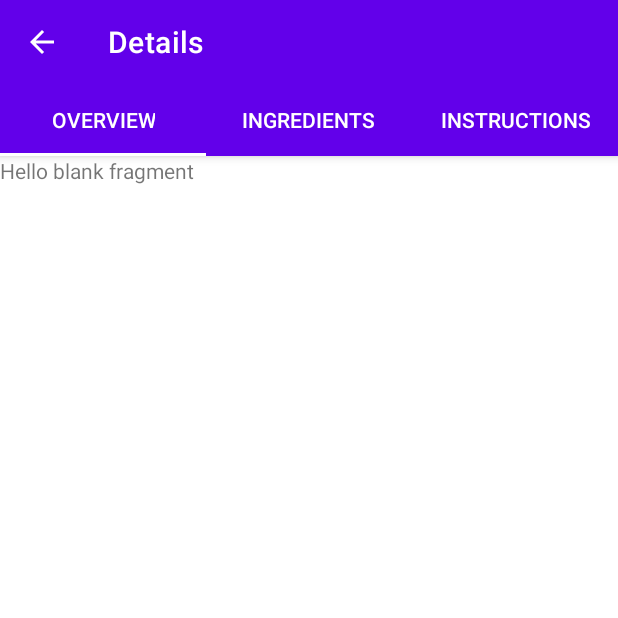
After one commit to RaficHoussariDev/FoodApplication, an Android app: the DetailsActivity screen opened directly, with no data from a screen before it, on a phone screen of 412 x 824 dp, the top half of it. The commit adds this screen. Run offline under Robolectric (Android 15) with nearby library versions, the phone set to English and light mode, and no system bars; Roboto replaces fonts that are not available here; 2 statements that could not run were skipped.

Commit message:
Create Details Activity

```diff
--- a/app/build.gradle
+++ b/app/build.gradle
@@ -4,6 +4,7 @@ plugins {
     id 'kotlin-kapt'
     id 'androidx.navigation.safeargs.kotlin'
     id 'dagger.hilt.android.plugin'
+    id 'kotlin-parcelize'
 }
 
 android {
--- a/app/src/main/AndroidManifest.xml
+++ b/app/src/main/AndroidManifest.xml
@@ -15,6 +15,11 @@
         android:supportsRtl="true"
         android:theme="@style/Theme.FoodApp">
         <activity
+            android:name=".ui.DetailsActivity"
+            android:exported="false"
+            android:label="Details"
+            android:theme="@style/DetailsActivityStyle"/>
+        <activity
             android:name=".ui.MainActivity"
             android:exported="true">
             <intent-filter>
@@ -23,6 +28,7 @@
                 <category android:name="android.intent.category.LAUNCHER" />
             </intent-filter>
         </activity>
+
         <meta-data
             android:name="preloaded_fonts"
             android:resource="@array/preloaded_fonts" />
--- /dev/null
+++ b/app/src/main/java/com/example/foodapp/adapters/PagerAdapter.kt
@@ -0,0 +1,27 @@
+package com.example.foodapp.adapters
+
+import android.os.Bundle
+import androidx.fragment.app.Fragment
+import androidx.fragment.app.FragmentManager
+import androidx.fragment.app.FragmentPagerAdapter
+
+class PagerAdapter(
+    private val resultBundle: Bundle,
+    private val fragments: ArrayList<Fragment>,
+    private val title: ArrayList<String>,
+    fm: FragmentManager
+): FragmentPagerAdapter(fm, BEHAVIOR_RESUME_ONLY_CURRENT_FRAGMENT) {
+
+    override fun getCount(): Int {
+        return fragments.size
+    }
+
+    override fun getItem(position: Int): Fragment {
+        fragments[position].arguments = resultBundle
+        return fragments[position]
+    }
+
+    override fun getPageTitle(position: Int): CharSequence {
+        return title[position]
+    }
+}
--- a/app/src/main/java/com/example/foodapp/models/ExtendedIngredient.kt
+++ b/app/src/main/java/com/example/foodapp/models/ExtendedIngredient.kt
@@ -1,8 +1,11 @@
 package com.example.foodapp.models
 
 
+import android.os.Parcelable
 import com.google.gson.annotations.SerializedName
+import kotlinx.parcelize.Parcelize
 
+@Parcelize
 data class ExtendedIngredient(
     @SerializedName("amount")
     val amount: Double,
@@ -16,4 +19,4 @@ data class ExtendedIngredient(
     val original: String,
     @SerializedName("unit")
     val unit: String
-)
+): Parcelable
--- /dev/null
+++ b/app/src/main/java/com/example/foodapp/ui/DetailsActivity.kt
@@ -0,0 +1,60 @@
+package com.example.foodapp.ui
+
+import androidx.appcompat.app.AppCompatActivity
+import android.os.Bundle
+import android.view.MenuItem
+import androidx.appcompat.widget.Toolbar
+import androidx.core.content.ContextCompat
+import androidx.fragment.app.Fragment
+import androidx.navigation.navArgs
+import androidx.viewpager.widget.ViewPager
+import com.example.foodapp.R
+import com.example.foodapp.adapters.PagerAdapter
+import com.example.foodapp.ui.fragments.ingredients.IngredientsFragment
+import com.example.foodapp.ui.fragments.instructions.InstructionsFragment
+import com.example.foodapp.ui.fragments.overview.OverviewFragment
+import com.google.android.material.tabs.TabLayout
+
+class DetailsActivity : AppCompatActivity() {
+
+    private val args by navArgs<DetailsActivityArgs>()
+
+    override fun onCreate(savedInstanceState: Bundle?) {
+        super.onCreate(savedInstanceState)
+        setContentView(R.layout.activity_details)
+
+        setSupportActionBar(findViewById(R.id.toolbar))
+        findViewById<Toolbar>(R.id.toolbar).setTitleTextColor(ContextCompat.getColor(this, R.color.white))
+        supportActionBar?.setDisplayHomeAsUpEnabled(true)
+
+        val fragments = ArrayList<Fragment>()
+        fragments.add(OverviewFragment())
+        fragments.add(IngredientsFragment())
+        fragments.add(InstructionsFragment())
+
+        val titles = ArrayList<String>()
+        titles.add(application.getString(R.string.overview))
+        titles.add(application.getString(R.string.ingredients))
+        titles.add(application.getString(R.string.instructions))
+
+        val resultBundle = Bundle()
+        resultBundle.putParcelable("resultBundle", args.result)
+
+        val adapter = PagerAdapter(
+            resultBundle,
+            fragments,
+            titles,
+            supportFragmentManager
+        )
+
+        findViewById<ViewPager>(R.id.viewPager).adapter = adapter
+        findViewById<TabLayout>(R.id.tabLayout).setupWithViewPager(findViewById(R.id.viewPager))
+    }
+
+    override fun onOptionsItemSelected(item: MenuItem): Boolean {
+        if(item.itemId == android.R.id.home) {
+            finish()
+        }
+        return super.onOptionsItemSelected(item)
+    }
+}
--- /dev/null
+++ b/app/src/main/java/com/example/foodapp/ui/fragments/ingredients/IngredientsFragment.kt
@@ -0,0 +1,19 @@
+package com.example.foodapp.ui.fragments.ingredients
+
+import android.os.Bundle
+import androidx.fragment.app.Fragment
+import android.view.LayoutInflater
+import android.view.View
+import android.view.ViewGroup
+import com.example.foodapp.R
+
+class IngredientsFragment : Fragment() {
+
+    override fun onCreateView(
+        inflater: LayoutInflater, container: ViewGroup?,
+        savedInstanceState: Bundle?
+    ): View? {
+        // Inflate the layout for this fragment
+        return inflater.inflate(R.layout.fragment_ingredients, container, false)
+    }
+}
--- /dev/null
+++ b/app/src/main/java/com/example/foodapp/ui/fragments/instructions/InstructionsFragment.kt
@@ -0,0 +1,19 @@
+package com.example.foodapp.ui.fragments.instructions
+
+import android.os.Bundle
+import androidx.fragment.app.Fragment
+import android.view.LayoutInflater
+import android.view.View
+import android.view.ViewGroup
+import com.example.foodapp.R
+
+class InstructionsFragment : Fragment() {
+
+    override fun onCreateView(
+        inflater: LayoutInflater, container: ViewGroup?,
+        savedInstanceState: Bundle?
+    ): View? {
+        // Inflate the layout for this fragment
+        return inflater.inflate(R.layout.fragment_instructions, container, false)
+    }
+}
--- /dev/null
+++ b/app/src/main/java/com/example/foodapp/ui/fragments/overview/OverviewFragment.kt
@@ -0,0 +1,19 @@
+package com.example.foodapp.ui.fragments.overview
+
+import android.os.Bundle
+import androidx.fragment.app.Fragment
+import android.view.LayoutInflater
+import android.view.View
+import android.view.ViewGroup
+import com.example.foodapp.R
+
+class OverviewFragment : Fragment() {
+
+    override fun onCreateView(
+        inflater: LayoutInflater, container: ViewGroup?,
+        savedInstanceState: Bundle?
+    ): View? {
+        // Inflate the layout for this fragment
+        return inflater.inflate(R.layout.fragment_overview, container, false)
+    }
+}
--- /dev/null
+++ b/app/src/main/res/layout/activity_details.xml
@@ -0,0 +1,42 @@
+<?xml version="1.0" encoding="utf-8"?>
+<androidx.constraintlayout.widget.ConstraintLayout xmlns:android="http://schemas.android.com/apk/res/android"
+    xmlns:app="http://schemas.android.com/apk/res-auto"
+    xmlns:tools="http://schemas.android.com/tools"
+    android:id="@+id/detailsLayout"
+    android:layout_width="match_parent"
+    android:layout_height="match_parent"
+    tools:context=".ui.DetailsActivity">
+
+    <com.google.android.material.appbar.AppBarLayout
+        android:id="@+id/appBar"
+        android:layout_width="match_parent"
+        android:layout_height="wrap_content"
+        app:layout_constraintEnd_toEndOf="parent"
+        app:layout_constraintStart_toStartOf="parent"
+        app:layout_constraintTop_toTopOf="parent">
+
+        <androidx.appcompat.widget.Toolbar
+            android:id="@+id/toolbar"
+            android:layout_width="match_parent"
+            android:layout_height="wrap_content" />
+
+        <com.google.android.material.tabs.TabLayout
+            android:id="@+id/tabLayout"
+            style="@style/CustomTabLayoutStyle"
+            android:layout_width="match_parent"
+            android:layout_height="wrap_content"
+            app:layout_scrollFlags="scroll|enterAlways"
+            app:tabTextAppearance="@style/CustomTabTextStyle" />
+
+    </com.google.android.material.appbar.AppBarLayout>
+
+    <androidx.viewpager.widget.ViewPager
+        android:id="@+id/viewPager"
+        android:layout_width="match_parent"
+        android:layout_height="0dp"
+        app:layout_constraintBottom_toBottomOf="parent"
+        app:layout_constraintEnd_toEndOf="parent"
+        app:layout_constraintStart_toStartOf="parent"
+        app:layout_constraintTop_toBottomOf="@+id/appBar" />
+
+</androidx.constraintlayout.widget.ConstraintLayout>
--- /dev/null
+++ b/app/src/main/res/layout/fragment_overview.xml
@@ -0,0 +1,14 @@
+<?xml version="1.0" encoding="utf-8"?>
+<FrameLayout xmlns:android="http://schemas.android.com/apk/res/android"
+    xmlns:tools="http://schemas.android.com/tools"
+    android:layout_width="match_parent"
+    android:layout_height="match_parent"
+    tools:context=".ui.fragments.overview.OverviewFragment">
+
+    <!-- TODO: Update blank fragment layout -->
+    <TextView
+        android:layout_width="match_parent"
+        android:layout_height="match_parent"
+        android:text="@string/hello_blank_fragment" />
+
+</FrameLayout>
--- a/app/src/main/res/layout/recipes_row_layout.xml
+++ b/app/src/main/res/layout/recipes_row_layout.xml
@@ -12,6 +12,7 @@
 
     <androidx.constraintlayout.widget.ConstraintLayout
         android:id="@+id/recipesRowLayout"
+        onRecipeClickListener="@{result}"
         android:layout_width="match_parent"
         android:layout_height="wrap_content"
         android:layout_marginTop="4dp"
--- a/app/src/main/res/values/colors.xml
+++ b/app/src/main/res/values/colors.xml
@@ -22,4 +22,5 @@
     <color name="checkedChipTextColor">@color/colorPrimary</color>
     <color name="chipTextColor">@color/darkGray</color>
 
+    <color name="actionBarBackgroundColor">@color/colorPrimary</color>
 </resources>
--- a/app/src/main/res/values/strings.xml
+++ b/app/src/main/res/values/strings.xml
@@ -6,6 +6,12 @@
     <string name="favorite_recipes_fragment">Favorites</string>
     <string name="food_joke_fragment">Joke</string>
     <string name="search">Search</string>
+    <!--End Region -->
+
+    <!--Region Details -->
+    <string name="overview">Overview</string>
+    <string name="ingredients">Ingredients</string>
+    <string name="instructions">Instructions</string>
     <!--End Region -->
 
     <!--Region Fragment Recipes -->
--- a/app/src/main/res/values/themes.xml
+++ b/app/src/main/res/values/themes.xml
@@ -13,4 +13,23 @@
         <item name="chipIconTint">@color/chip_text_color</item>
     </style>
 
+    <style name="DetailsActivityStyle" parent="Theme.MaterialComponents.DayNight.NoActionBar">
+        <item name="colorPrimary">@color/colorPrimary</item>
+        <item name="colorPrimaryDark">@color/colorPrimaryDark</item>
+        <item name="colorAccent">@color/colorAccent</item>
+        <item name="colorControlNormal">@color/white</item>
+        <item name="android:statusBarColor">@color/colorPrimaryDark</item>
+    </style>
+
+    <style name="CustomTabLayoutStyle" parent="Widget.Design.TabLayout">
+        <item name="background">@color/actionBarBackgroundColor</item>
+        <item name="tabIndicatorColor">@color/white</item>
+        <item name="tabIndicatorHeight">2dp</item>
+        <item name="tabSelectedTextColor">@color/white</item>
+    </style>
+
+    <style name="CustomTabTextStyle" parent="TextAppearance.Design.Tab">
+        <item name="android:textColor">@color/white</item>
+    </style>
+
 </resources>
```
Also changed, not shown: app/src/main/java/com/example/foodapp/bindingadapters/RecipesRowBinding.kt (+20 -0 lines), app/src/main/java/com/example/foodapp/models/Result.kt (+7 -5 lines), app/src/main/res/layout/fragment_ingredients.xml (added, +14 -0 lines), app/src/main/res/layout/fragment_instructions.xml (added, +14 -0 lines), app/src/main/res/navigation/my_nav.xml (+12 -0 lines).
